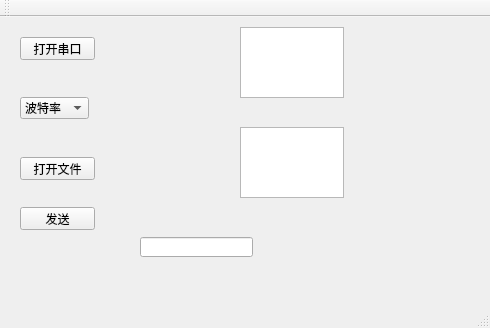
Before: the Qt Designer form UpperMonitor/UpperMonitor/mainwindow.ui in MagnumSong/MyInsight_CPP, drawn with Qt 5.
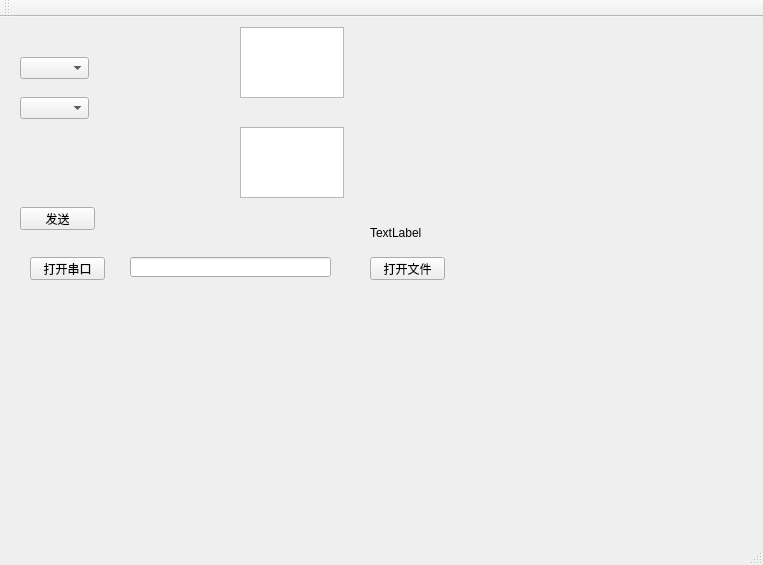
After: the same form once the commit is applied.

The edit to the form file:
```diff
--- a/UpperMonitor/UpperMonitor/mainwindow.ui
+++ b/UpperMonitor/UpperMonitor/mainwindow.ui
@@ -6,8 +6,8 @@
    <rect>
     <x>0</x>
     <y>0</y>
-    <width>490</width>
-    <height>328</height>
+    <width>763</width>
+    <height>565</height>
    </rect>
   </property>
   <property name="windowTitle">
@@ -30,8 +30,8 @@
    <widget class="QPushButton" name="openSerialBtn">
     <property name="geometry">
      <rect>
-      <x>20</x>
-      <y>20</y>
+      <x>30</x>
+      <y>240</y>
       <width>75</width>
       <height>23</height>
      </rect>
@@ -49,17 +49,12 @@
       <height>22</height>
      </rect>
     </property>
-    <item>
-     <property name="text">
-      <string>波特率</string>
-     </property>
-    </item>
    </widget>
    <widget class="QPushButton" name="openFileBtn">
     <property name="geometry">
      <rect>
-      <x>20</x>
-      <y>140</y>
+      <x>370</x>
+      <y>240</y>
       <width>75</width>
       <height>23</height>
      </rect>
@@ -91,13 +86,36 @@
    <widget class="QLineEdit" name="lineEdit">
     <property name="geometry">
      <rect>
-      <x>140</x>
-      <y>220</y>
-      <width>113</width>
+      <x>130</x>
+      <y>240</y>
+      <width>201</width>
       <height>20</height>
      </rect>
     </property>
    </widget>
+   <widget class="QComboBox" name="comboBox_serialPort">
+    <property name="geometry">
+     <rect>
+      <x>20</x>
+      <y>40</y>
+      <width>69</width>
+      <height>22</height>
+     </rect>
+    </property>
+   </widget>
+   <widget class="QLabel" name="labelFileSize">
+    <property name="geometry">
+     <rect>
+      <x>370</x>
+      <y>210</y>
+      <width>54</width>
+      <height>12</height>
+     </rect>
+    </property>
+    <property name="text">
+     <string>TextLabel</string>
+    </property>
+   </widget>
   </widget>
   <widget class="QMenuBar" name="menuBar">
    <property name="geometry">
```
Left out of the diff: 6 changed lines with no effect on the pictures.
